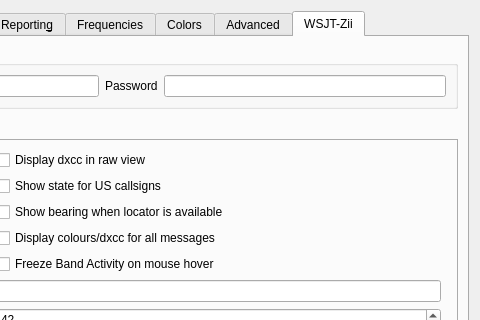
The window that Configuration.ui (2E0LXY/wsjt-zii) describes before a commit, drawn with Qt 5; both pictures show x 280 to 760 and y 0 to 320 of the 760 by 727 pixel window.
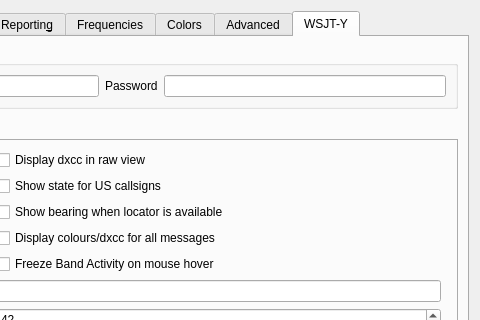
The same window after the commit. Custom widgets are drawn as their Qt base class.

```diff
--- a/Configuration.ui
+++ b/Configuration.ui
@@ -3566,7 +3566,7 @@
      </widget>
     <widget class="QWidget" name="wsjtz_tab">
       <attribute name="title">
-       <string>WSJT-Zii</string>
+       <string>WSJT-Y</string>
       </attribute>
     <layout class="QGridLayout" name="gridLayout_wsjtz">
        <item row="3" column="1" rowspan="2" colspan="2">
```
Left out of the diff: 4 changed lines with no effect on the pictures.
